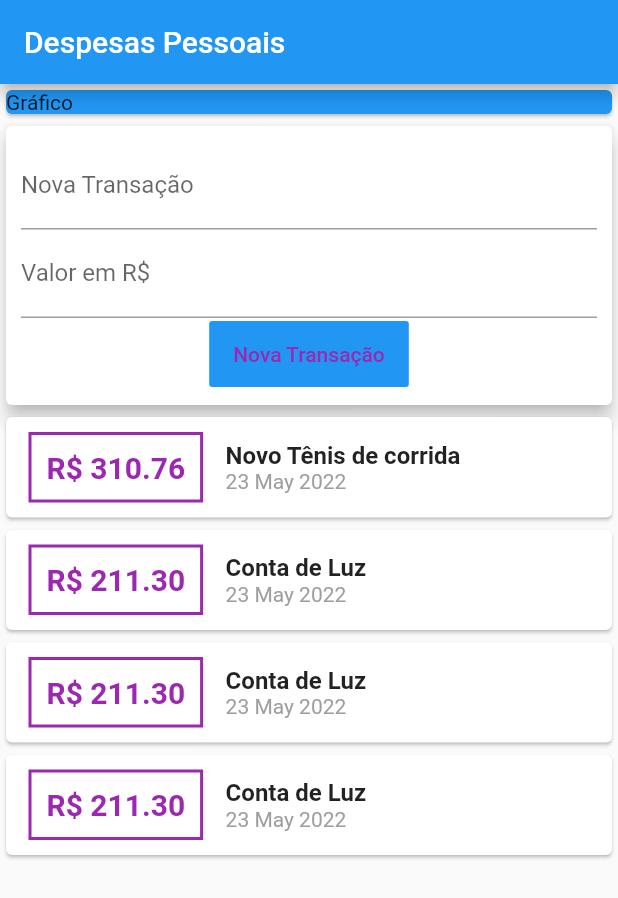
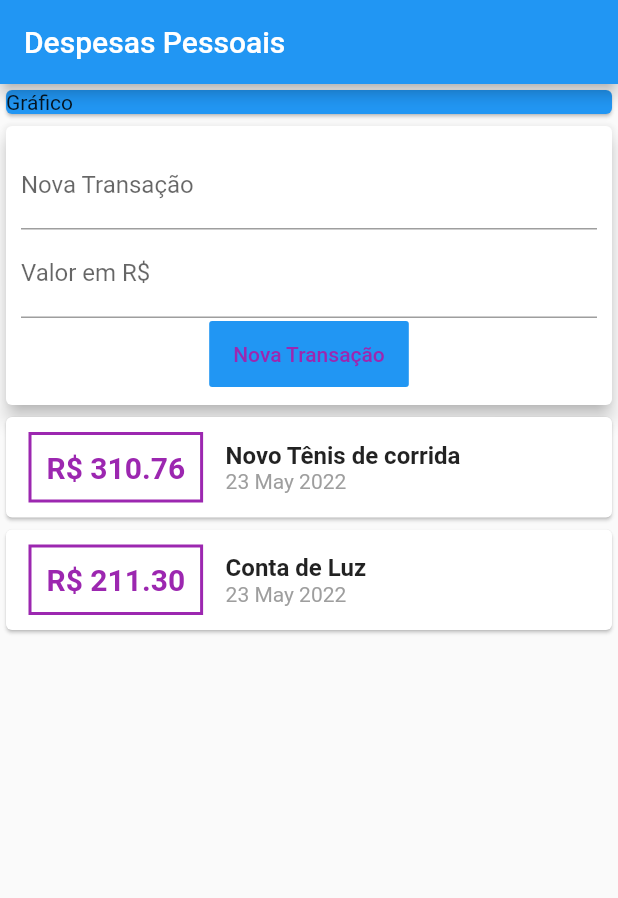
Before and after one commit to Italo-Nogueira/PersonalExpenses-Flutter, a Flutter app: the screen it shows after launch, after a tap on "Nova Transação", on a phone screen of 412 x 824 dp. Shown: the top 898 px of the screen. Run offline on Flutter 3.47's test engine with Material 2 defaults, Android fonts, the phone set to English and light mode, and no system bars.

```diff
--- a/lib/components/transaction_form.dart
+++ b/lib/components/transaction_form.dart
@@ -6,6 +6,17 @@ class TransactionForm extends StatelessWidget {
 
   final titleController = TextEditingController();
   final valueController = TextEditingController();
+
+  _submitForm() {
+    final title = titleController.text;
+    final value = double.tryParse(valueController.text) ?? 0.0;
+
+    if( title.isEmpty || value <= 0 ) {
+      return;
+    }
+
+    onSubmit(title, value);
+  }
 
   final void Function(String, double) onSubmit;
 
@@ -29,19 +40,18 @@ class TransactionForm extends StatelessWidget {
           children: <Widget>[
             TextField(
               controller: titleController,
+              onSubmitted: (_) => _submitForm(),
               decoration: const InputDecoration(labelText: 'Nova Transação'),
             ),
             TextField(
               controller: valueController,
+              keyboardType: const TextInputType.numberWithOptions(decimal: true),
+              onSubmitted: (_) => _submitForm(),
               decoration: const InputDecoration(labelText: 'Valor em R\$'),
             ),
             TextButton(
               style: flatButtonStyle,
-              onPressed: () {
-                final title = titleController.text;
-                final value = double.tryParse(valueController.text) ?? 0.0;
-                onSubmit(title, value);
-              },
+              onPressed: _submitForm,
               child: const Text('Nova Transação'),
             ),
           ],
--- a/lib/components/transaction_user.dart
+++ b/lib/components/transaction_user.dart
@@ -19,42 +19,6 @@ class _TransactionUserState extends State<TransactionUser> {
       id: 't1',
       title: 'Novo Tênis de corrida',
       value: 310.76,
-      date: DateTime.now(),
-    ),
-    Transaction(
-      id: 't2',
-      title: 'Conta de Luz',
-      value: 211.30,
-      date: DateTime.now(),
-    ),
-    Transaction(
-      id: 't2',
-      title: 'Conta de Luz',
-      value: 211.30,
-      date: DateTime.now(),
-    ),
-    Transaction(
-      id: 't2',
-      title: 'Conta de Luz',
-      value: 211.30,
-      date: DateTime.now(),
-    ),
-    Transaction(
-      id: 't2',
-      title: 'Conta de Luz',
-      value: 211.30,
-      date: DateTime.now(),
-    ),
-    Transaction(
-      id: 't2',
-      title: 'Conta de Luz',
-      value: 211.30,
-      date: DateTime.now(),
-    ),
-    Transaction(
-      id: 't2',
-      title: 'Conta de Luz',
-      value: 211.30,
       date: DateTime.now(),
     ),
     Transaction(
```
